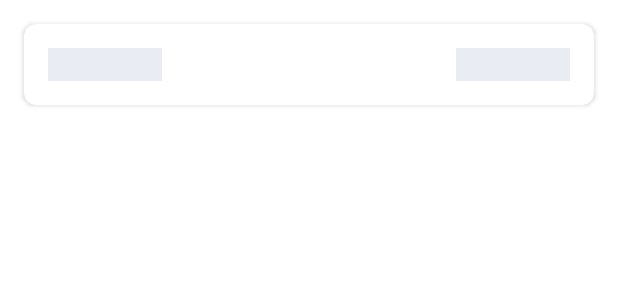
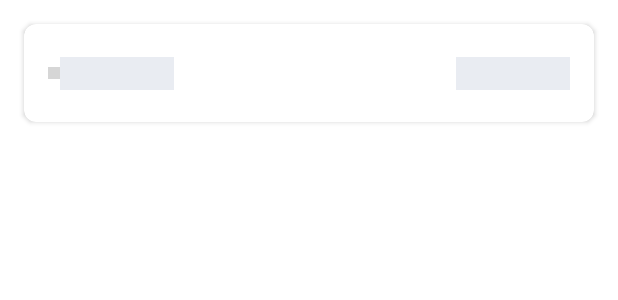
Before and after one commit to OBrunoVieira/Covid-19-Android, an Android app: the layout view_world_country_item.xml on its own in the app's theme, with its tools: preview values and no code run, on a phone screen of 412 x 824 dp. Shown: the top 300 px of the screen. Run offline under Robolectric (Android 15) with nearby library versions, the phone set to English and light mode, and no system bars; grey boxes are pictures that could not be loaded.

Commit message:
+ update country item's layout to download images relatives to its country

```diff
--- a/app/src/main/res/layout/fragment_countries.xml
+++ b/app/src/main/res/layout/fragment_countries.xml
@@ -9,6 +9,8 @@
         android:layout_width="match_parent"
         android:layout_height="match_parent"
         android:orientation="vertical"
+        android:paddingTop="@dimen/spacing_eight"
+        android:clipToPadding="true"
         android:visibility="gone"
         app:layoutManager="androidx.recyclerview.widget.LinearLayoutManager" />
 
--- a/app/src/main/res/layout/view_world_country_item.xml
+++ b/app/src/main/res/layout/view_world_country_item.xml
@@ -9,23 +9,59 @@
     android:layout_marginTop="@dimen/spacing_sixteen"
     android:layout_marginEnd="@dimen/spacing_sixteen"
     app:cardCornerRadius="@dimen/spacing_eight"
-    app:contentPadding="@dimen/spacing_sixteen">
+    app:contentPaddingBottom="@dimen/spacing_twelve"
+    app:contentPaddingRight="@dimen/spacing_sixteen"
+    app:contentPaddingLeft="@dimen/spacing_sixteen"
+    app:contentPaddingTop="@dimen/spacing_twelve">
 
     <androidx.constraintlayout.widget.ConstraintLayout
         android:layout_width="match_parent"
         android:layout_height="wrap_content">
 
+        <androidx.constraintlayout.widget.ConstraintLayout
+            android:id="@+id/country_item_content_badge"
+            android:layout_width="wrap_content"
+            android:layout_height="wrap_content"
+            app:layout_constraintBottom_toBottomOf="parent"
+            app:layout_constraintStart_toStartOf="parent"
+            app:layout_constraintTop_toTopOf="parent">
+
+            <ImageView
+                android:id="@+id/country_item_image_view_country"
+                android:layout_width="@dimen/country_item_max_size"
+                android:layout_height="@dimen/country_item_max_size"
+                android:background="@drawable/shape_circle"
+                android:importantForAccessibility="no"
+                app:layout_constraintBottom_toBottomOf="parent"
+                app:layout_constraintEnd_toEndOf="parent"
+                app:layout_constraintStart_toStartOf="parent"
+                app:layout_constraintTop_toTopOf="parent" />
+
+            <TextView
+                android:id="@+id/country_text_view_badge"
+                style="@style/World.TextView.Badge"
+                android:layout_width="wrap_content"
+                android:layout_height="wrap_content"
+                android:visibility="invisible"
+                app:layout_constraintBottom_toTopOf="@id/country_item_image_view_country"
+                app:layout_constraintEnd_toEndOf="parent"
+                app:layout_constraintStart_toStartOf="parent"
+                app:layout_constraintTop_toBottomOf="@id/country_item_image_view_country"
+                app:layout_constraintVertical_bias="0.1" />
+
+        </androidx.constraintlayout.widget.ConstraintLayout>
+
         <com.doubleb.covid19.ui.view.LoadingTextView
             android:id="@+id/country_item_text_view_name"
             style="@style/World.TextView.CountryName"
-            android:layout_width="0dp"
+            android:layout_width="wrap_content"
             android:layout_height="wrap_content"
-            app:layout_constraintWidth_default="wrap"
-            app:layout_constraintBottom_toBottomOf="parent"
+            app:layout_constraintBottom_toBottomOf="@id/country_item_content_badge"
             app:layout_constraintEnd_toStartOf="@id/country_item_text_view_cases"
             app:layout_constraintHorizontal_chainStyle="spread_inside"
-            app:layout_constraintStart_toStartOf="parent"
-            app:layout_constraintTop_toTopOf="parent"
+            app:layout_constraintStart_toEndOf="@id/country_item_content_badge"
+            app:layout_constraintTop_toTopOf="@id/country_item_content_badge"
+            app:layout_constrainedWidth="true"
             tools:text="Brazil" />
 
         <com.doubleb.covid19.ui.view.LoadingTextView
@@ -33,10 +69,10 @@
             style="@style/World.TextView.CountryCases"
             android:layout_width="wrap_content"
             android:layout_height="wrap_content"
-            app:layout_constraintBottom_toBottomOf="parent"
+            app:layout_constraintBottom_toBottomOf="@id/country_item_content_badge"
             app:layout_constraintEnd_toEndOf="parent"
             app:layout_constraintStart_toEndOf="@id/country_item_text_view_name"
-            app:layout_constraintTop_toTopOf="parent"
+            app:layout_constraintTop_toTopOf="@id/country_item_content_badge"
             tools:text="1001" />
 
     </androidx.constraintlayout.widget.ConstraintLayout>
```
Also changed, not shown: app/src/main/java/com/doubleb/covid19/ui/view_holder/CountriesViewHolder.kt (+22 -6 lines).
